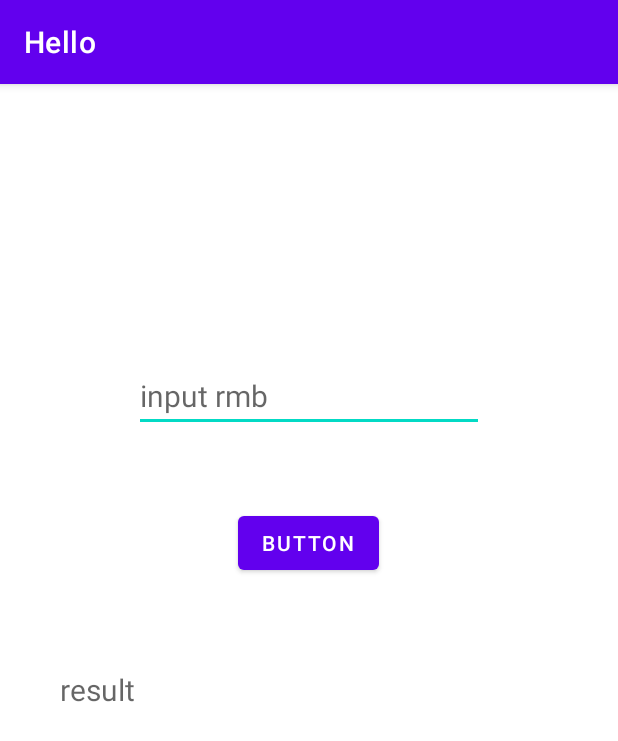
After one commit to Grossing-space/test, an Android app: the RatePiece screen opened directly, with no data from a screen before it, on a phone screen of 412 x 824 dp. The commit adds this screen. Shown: the top 741 px of the screen. Run offline under Robolectric (Android 15) with nearby library versions, the phone set to English and light mode, and no system bars.

Commit message:
Android app

```diff
--- /dev/null
+++ b/app/src/main/java/com/example/hello/RatePiece.java
@@ -0,0 +1,63 @@
+package com.example.hello;
+
+import android.content.Intent;
+import android.os.Bundle;
+import android.view.View;
+import android.widget.EditText;
+import android.widget.TextView;
+
+import androidx.appcompat.app.AppCompatActivity;
+
+public class RatePiece extends AppCompatActivity  {
+    TextView titlepiece,resultpiece;
+    EditText inputpiece;
+    float rate;
+    String title;
+
+    @Override
+    protected void onCreate(Bundle savedInstanceState) {
+        super.onCreate(savedInstanceState);
+        setContentView(R.layout.activity_rate_piece);
+//        Handler handler1=new Handler(){
+//            @Override
+//            public void handleMessage(@NonNull Message msg) {
+//                if(msg.what==1){
+//                    String ratetitle=(String)msg.obj;
+//                    titlepiece=findViewById(R.id.title_piece);
+//                    titlepiece.setText(ratetitle);
+//                }
+//                super.handleMessage(msg);
+//            }
+//        };
+//
+//        Handler handler2=new Handler(){
+//            @Override
+//            public void handleMessage(@NonNull Message msg) {
+//                if(msg.what==2){
+//                    String ratedetail=(String)msg.obj;
+//                    rate=Float.parseFloat(ratedetail);
+//                }
+//                super.handleMessage(msg);
+//            }
+//        };
+        Intent intent=getIntent();
+        title= intent.getStringExtra("title");
+//        rate=intent.getFloatExtra("detail",0.0f);
+        titlepiece=findViewById(R.id.title_piece);
+        titlepiece.setText(title);
+
+    }
+
+    public void piece(View piece){
+        Intent intent=getIntent();
+        String rate1=intent.getStringExtra("detail");
+        rate=Float.parseFloat(String.valueOf(rate1));
+        inputpiece=findViewById(R.id.input_piece);
+        float input =Float.parseFloat(inputpiece.getText().toString());
+        float result=input*rate;
+        resultpiece=findViewById(R.id.result_piece);
+        resultpiece.setText(String.valueOf(result));
+    }
+
+
+}
--- /dev/null
+++ b/app/src/main/res/layout/activity_rate_piece.xml
@@ -0,0 +1,49 @@
+<?xml version="1.0" encoding="utf-8"?>
+<LinearLayout xmlns:android="http://schemas.android.com/apk/res/android"
+    xmlns:app="http://schemas.android.com/apk/res-auto"
+    xmlns:tools="http://schemas.android.com/tools"
+    android:layout_width="match_parent"
+    android:layout_height="match_parent"
+    android:orientation="vertical"
+    tools:context=".RatePiece">
+
+    <TextView
+        android:id="@+id/title_piece"
+        android:layout_width="wrap_content"
+        android:layout_height="wrap_content"
+        android:layout_margin="50dp"
+        android:layout_gravity="center"
+        android:text="TextView"
+        android:textSize="40dp"
+        android:textStyle="bold" />
+
+    <EditText
+        android:id="@+id/input_piece"
+        android:layout_width="wrap_content"
+        android:layout_height="wrap_content"
+        android:layout_gravity="center"
+        android:layout_margin="30dp"
+        android:ems="10"
+        android:hint="input rmb"
+        android:inputType="numberSigned|number"
+        android:textSize="20dp" />
+
+    <Button
+        android:id="@+id/button4"
+        android:layout_width="wrap_content"
+        android:layout_height="wrap_content"
+        android:layout_gravity="center"
+        android:layout_margin="20dp"
+        android:onClick="piece"
+        android:text="Button" />
+
+    <TextView
+        android:id="@+id/result_piece"
+        android:layout_width="match_parent"
+        android:layout_height="wrap_content"
+        android:layout_gravity="center"
+        android:layout_margin="40dp"
+        android:hint="result"
+        android:textSize="20dp" />
+
+</LinearLayout>
```
Also changed, not shown: app/src/main/AndroidManifest.xml (+8 -0 lines), app/src/main/java/com/example/hello/MyAdapter.java (added, +36 -0 lines), app/src/main/java/com/example/hello/MyList3Activity.java (+99 -1 lines), app/src/main/java/com/example/hello/MyTask.java (+15 -4 lines), app/src/main/res/layout/activity_my_list3.xml (+16 -0 lines), app/src/main/res/layout/list_item.xml (added, +30 -0 lines).
